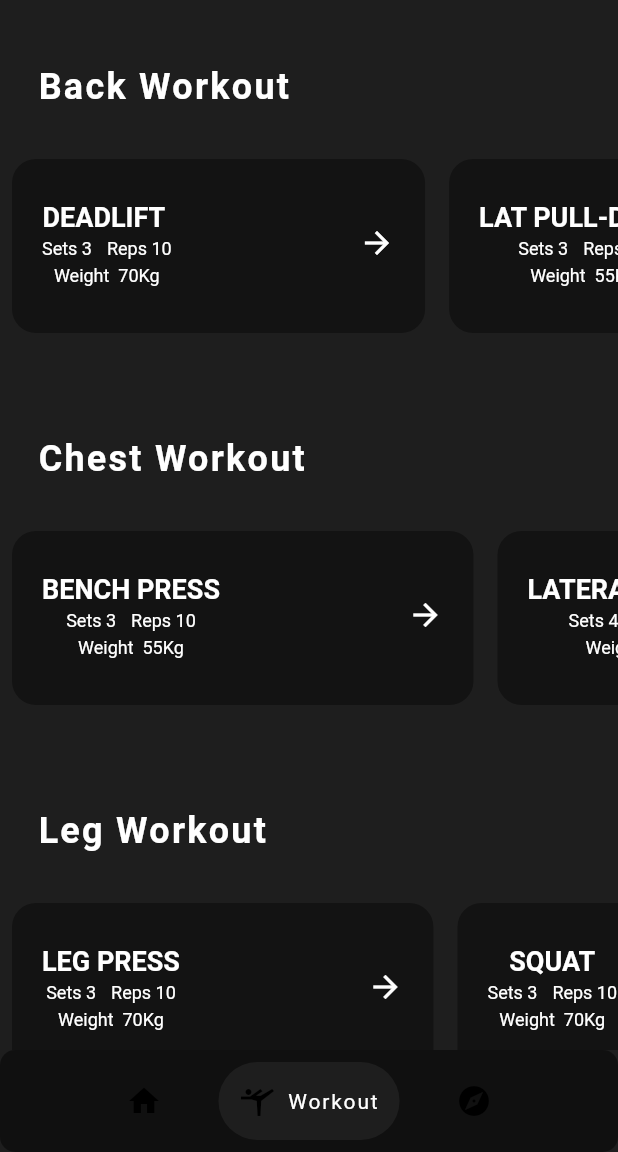
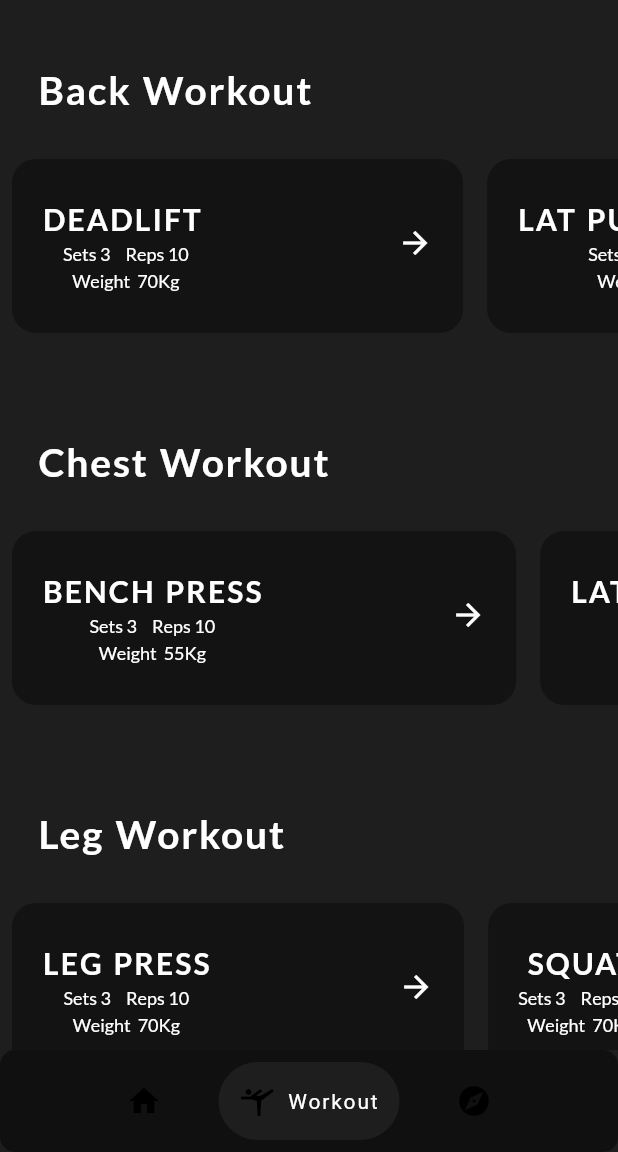
Before and after one commit to RafihYahya/WorkOut_Flutter_APP_V01_ALPHA, a Flutter app: the screen it shows after launch, item 2 of the bottom bar chosen, on a phone screen of 412 x 824 dp, the part 84-1236 px from its top. Run offline on Flutter 3.47's test engine with Material 2 defaults, Android fonts, the phone set to English and light mode, and no system bars; drawn by our look-alikes of google_nav_bar; our stand-ins replace google_fonts.

Commit message:
Tee_hee_something

```diff
--- a/lib/Comp/worktile_hor.dart
+++ b/lib/Comp/worktile_hor.dart
@@ -1,6 +1,7 @@
 import 'package:flutter/material.dart';
 import 'package:flutter_application_1/data/workoutlist.dart';
 import 'package:flutter_application_1/pages/exerc_descrip_page.dart';
+import 'package:google_fonts/google_fonts.dart';
 
 class WorkTileH extends StatefulWidget {
   final BuildContext context;
@@ -48,20 +49,32 @@ class WorkTileHState extends State<WorkTileH> {
                           widget.values.workoutlist[widget.index2]
                               .exercise[index].name
                               .toUpperCase(),
-                          style: const TextStyle(
-                              fontSize: 18.0, fontWeight: FontWeight.w600),
+                          style: GoogleFonts.lato(
+                              textStyle: const TextStyle(
+                                  fontWeight: FontWeight.w600,
+                                  fontSize: 20.0,
+                                  wordSpacing: 1.2,
+                                  letterSpacing: 1.4)),
                         ),
                         const SizedBox(height: 4.0),
                         Row(
                           children: [
                             Text(
                               'Sets ${widget.values.workoutlist[widget.index2].exercise[index].sets}',
-                              style: const TextStyle(fontSize: 12.0),
+                              style: GoogleFonts.lato(
+                                  textStyle: const TextStyle(
+                                fontWeight: FontWeight.w500,
+                                fontSize: 12.0,
+                              )),
                             ),
                             const SizedBox(width: 10.0),
                             Text(
                               'Reps ${widget.values.workoutlist[widget.index2].exercise[index].reps}',
-                              style: const TextStyle(fontSize: 12.0),
+                              style: GoogleFonts.lato(
+                                  textStyle: const TextStyle(
+                                fontWeight: FontWeight.w500,
+                                fontSize: 12.0,
+                              )),
                             ),
                           ],
                         ),
@@ -69,7 +82,11 @@ class WorkTileHState extends State<WorkTileH> {
                         Expanded(
                           child: Text(
                             'Weight  ${widget.values.workoutlist[widget.index2].exercise[index].wheight}',
-                            style: const TextStyle(fontSize: 12.0),
+                            style: GoogleFonts.lato(
+                                textStyle: const TextStyle(
+                              fontWeight: FontWeight.w500,
+                              fontSize: 12.0,
+                            )),
                           ),
                         ),
                       ],
--- a/lib/pages/allexec_page.dart
+++ b/lib/pages/allexec_page.dart
@@ -2,6 +2,7 @@ import 'package:flutter/material.dart';
 import 'package:flutter_application_1/Comp/my_drawer.dart';
 import 'package:flutter_application_1/Comp/worktile_hor.dart';
 import 'package:flutter_application_1/data/workoutlist.dart';
+import 'package:google_fonts/google_fonts.dart';
 import 'package:provider/provider.dart';
 
 class Allexec extends StatefulWidget {
@@ -107,10 +108,12 @@ class _ListviewHorizonState extends State<ListviewHorizon> {
                                     vertical: 10.0, horizontal: 25.0),
                                 child: Text(
                                   widget.values.workoutlist[index].name,
-                                  style: const TextStyle(
-                                      fontSize: 24.0,
-                                      fontWeight: FontWeight.w600,
-                                      letterSpacing: 1.5),
+                                  style: GoogleFonts.lato(
+                                      textStyle: const TextStyle(
+                                          fontWeight: FontWeight.w600,
+                                          fontSize: 26.0,
+                                          wordSpacing: 1.2,
+                                          letterSpacing: 1.2)),
                                 )),
                           ],
                         )),
```
Also changed, not shown: lib/pages/home_page.dart (+70 -4 lines), lib/assets/1234012.jpg (added), lib/assets/12340123.jpg (added), lib/assets/123401234.jpg (added), lib/assets/1234012345.jpg (added), lib/assets/12340123456.jpg (added).
